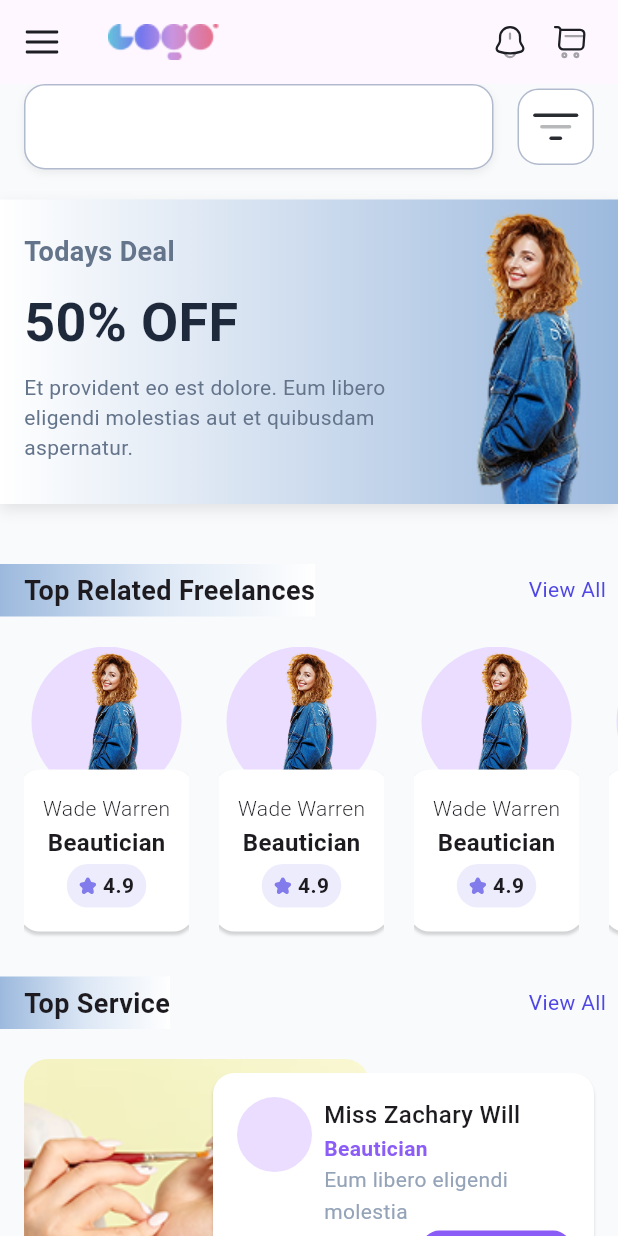
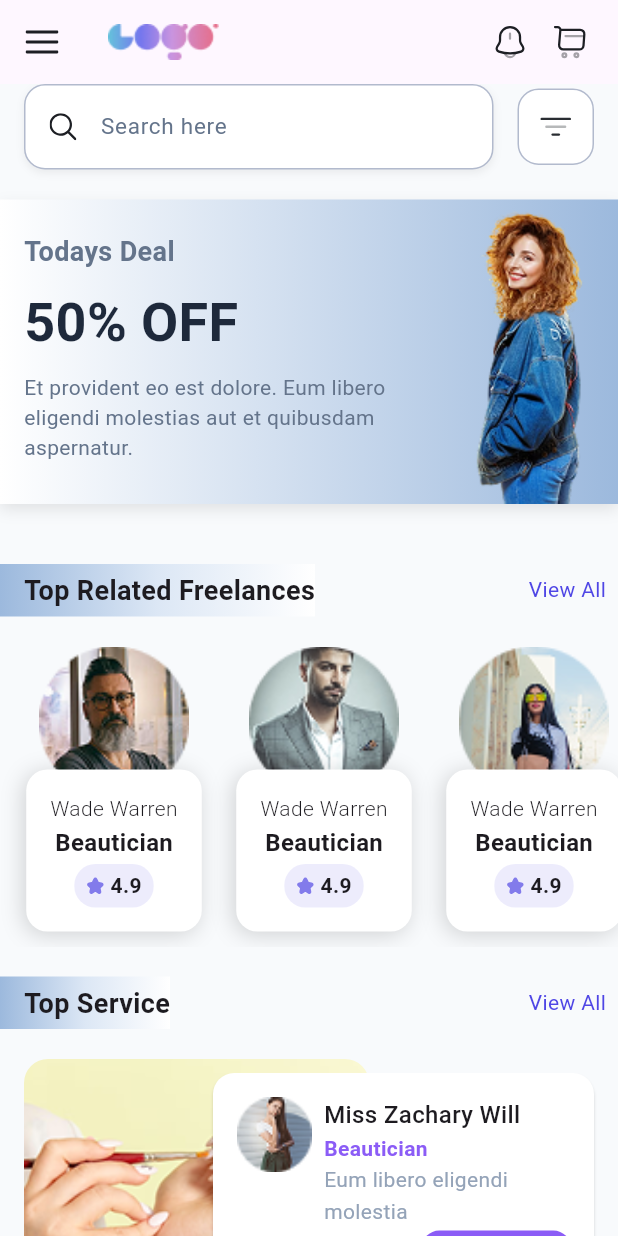
Before and after one commit to rozan-alawar/e-commerce-app, a Flutter app: the screen it shows after launch, on a phone screen of 412 x 824 dp. Run offline on Flutter 3.47's test engine with Material 3 defaults, Android fonts, the phone set to English and light mode, and no system bars; our stand-ins replace flutter_svg; Roboto replaces fonts that are missing (LamaSans).

Commit message:
update pics

```diff
--- a/lib/core/constants/app_assets.dart
+++ b/lib/core/constants/app_assets.dart
@@ -2,11 +2,23 @@ const String IMAGE_PATH = "assets/images";
 const String ICONS_PATH = "assets/icons";
 
 class ImageAssets {
+  static const String logo = "$IMAGE_PATH/logo.png";
+
   static const String girl = "$IMAGE_PATH/girl.png";
-  static const String logo = "$IMAGE_PATH/logo.png";
+
   static const String service1 = "$IMAGE_PATH/service1.png";
   static const String service2 = "$IMAGE_PATH/service2.png";
   static const String service3 = "$IMAGE_PATH/service3.png";
+
+  static const String user1 = "$IMAGE_PATH/user1.png";
+  static const String user2 = "$IMAGE_PATH/user2.png";
+  static const String user3 = "$IMAGE_PATH/user3.png";
+  static const String user4 = "$IMAGE_PATH/user4.png";
+
+  static const String book1 = "$IMAGE_PATH/book1.png";
+  static const String book2 = "$IMAGE_PATH/book2.png";
+
+  static const String profilePic = "$IMAGE_PATH/profile_pic.png";
 }
 
 class IconAssets {
--- a/lib/view/widgets/best_booking_section.dart
+++ b/lib/view/widgets/best_booking_section.dart
@@ -8,11 +8,7 @@ import 'package:flutter/material.dart';
 class BestBooking extends StatelessWidget {
   BestBooking({super.key});
 
-  final services = [
-    ImageAssets.service1,
-    ImageAssets.service2,
-    ImageAssets.service3,
-  ];
+  final books = [ImageAssets.book1, ImageAssets.book2];
   @override
   Widget build(BuildContext context) {
     return SizedBox(
@@ -21,7 +17,7 @@ class BestBooking extends StatelessWidget {
         physics: NeverScrollableScrollPhysics(),
         separatorBuilder: (context, index) => 20.height,
         shrinkWrap: true,
-        itemCount: services.length,
+        itemCount: books.length,
         itemBuilder: (context, index) => Padding(
           padding: EdgeInsetsDirectional.symmetric(horizontal: 16),
           child: Column(
@@ -29,7 +25,7 @@ class BestBooking extends StatelessWidget {
               ClipRRect(
                 borderRadius: BorderRadius.circular(16),
                 child: Image.asset(
-                  services[index],
+                  books[index],
                   width: double.infinity,
                   height: 200,
                   fit: BoxFit.fill,
@@ -38,7 +34,12 @@ class BestBooking extends StatelessWidget {
               12.height,
               Row(
                 children: [
-                  CircleAvatar(radius: 30),
+                  Image.asset(
+                    ImageAssets.profilePic,
+                    height: 50,
+                    width: 50,
+                    fit: BoxFit.cover,
+                  ),
                   16.width,
                   Column(
                     crossAxisAlignment: CrossAxisAlignment.start,
--- a/lib/view/widgets/search_section.dart
+++ b/lib/view/widgets/search_section.dart
@@ -14,10 +14,15 @@ class SearchSection extends StatelessWidget {
       padding: const EdgeInsets.symmetric(horizontal: 16),
       child: Row(
         children: [
-          Expanded(child: PrimaryTextField()),
+          Expanded(
+            child: PrimaryTextField(
+              prefixIcon: SvgPicture.asset(IconAssets.search),
+              hint: "Search here",
+            ),
+          ),
           16.width,
           Container(
-            padding: EdgeInsets.all(6),
+            padding: EdgeInsets.all(12),
             decoration: BoxDecoration(
               color: Colors.white,
               border: Border.all(color: AppColors.border),
@@ -25,12 +30,7 @@ class SearchSection extends StatelessWidget {
             ),
             width: 51,
             height: 51,
-            child: SvgPicture.asset(
-              IconAssets.sort,
-              width: 30,
-              height: 30,
-              fit: BoxFit.contain,
-            ),
+            child: SvgPicture.asset(IconAssets.sort, fit: BoxFit.contain),
           ),
         ],
       ),
--- a/lib/view/widgets/service_section.dart
+++ b/lib/view/widgets/service_section.dart
@@ -58,7 +58,12 @@ class ServiceSection extends StatelessWidget {
                   child: Row(
                     crossAxisAlignment: CrossAxisAlignment.start,
                     children: [
-                      CircleAvatar(radius: 25),
+                      Image.asset(
+                        ImageAssets.profilePic,
+                        height: 50,
+                        width: 50,
+                        fit: BoxFit.cover,
+                      ),
                       8.width,
                       Column(
                         crossAxisAlignment: CrossAxisAlignment.start,
--- a/lib/view/widgets/top_freelancers_section.dart
+++ b/lib/view/widgets/top_freelancers_section.dart
@@ -5,8 +5,14 @@ import 'package:ecommerce_app/core/widgets/primary_text_widget.dart';
 import 'package:flutter/material.dart';
 
 class TopFreelancersSection extends StatelessWidget {
-  const TopFreelancersSection({super.key});
+  TopFreelancersSection({super.key});
 
+  final users = [
+    ImageAssets.user1,
+    ImageAssets.user2,
+    ImageAssets.user3,
+    ImageAssets.user4,
+  ];
   @override
   Widget build(BuildContext context) {
     return SizedBox(
@@ -16,20 +22,26 @@ class TopFreelancersSection extends StatelessWidget {
         separatorBuilder: (context, index) => 20.width,
         scrollDirection: Axis.horizontal,
         shrinkWrap: true,
-        itemCount: 5,
+        itemCount: users.length,
         itemBuilder: (context, index) => Padding(
           padding: EdgeInsetsDirectional.only(
             start: index == 0 ? 16 : 0,
             end: index == 4 ? 16 : 0,
           ),
           child: SizedBox(
-            width: 110,
+            width: 120,
             child: Stack(
               alignment: Alignment.topCenter,
               children: [
-                CircleAvatar(
-                  radius: 50,
-                  child: Image.asset(ImageAssets.girl, fit: BoxFit.contain),
+                SizedBox(
+                  width: 100,
+                  height: 100,
+                  child: Image.asset(
+                    users[index],
+                    fit: BoxFit.cover,
+                    height: 72,
+                    width: 72,
+                  ),
                 ),
                 Positioned(
                   bottom: 10,
@@ -42,9 +54,9 @@ class TopFreelancersSection extends StatelessWidget {
                           color: Colors.white,
                           boxShadow: [
                             BoxShadow(
-                              blurRadius: 1,
+                              blurRadius: 12,
                               color: Colors.black.withValues(alpha: 0.16),
-                              offset: Offset(0, 2),
+                              offset: Offset(-2, 2),
                             ),
                           ],
                         ),
--- a/lib/view/widgets/workshop_section.dart
+++ b/lib/view/widgets/workshop_section.dart
@@ -30,7 +30,7 @@ class WorkshopSection extends StatelessWidget {
                 ClipRRect(
                   borderRadius: BorderRadius.circular(16),
                   child: Image.asset(
-                    ImageAssets.service2,
+                    ImageAssets.book1,
                     height: 200,
                     fit: BoxFit.fill,
                   ),
```
Also changed, not shown: assets/images/book1.png (added), assets/images/book2.png (added), assets/images/profile_pic.png (added), assets/images/user1.png (added), assets/images/user2.png (added), assets/images/user3.png (added), assets/images/user4.png (added).
